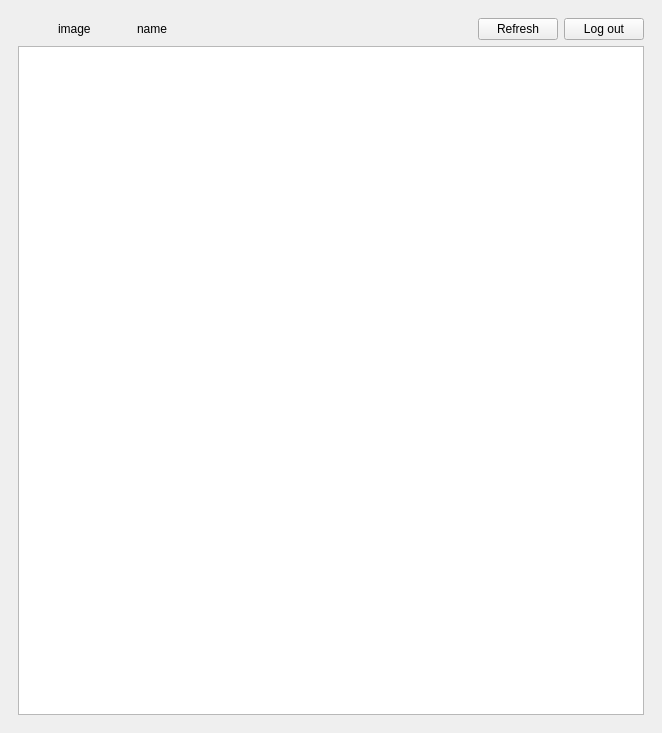
Before: the Qt Designer form mutak/mainwindow.ui in ahmed-debbech/mutak, drawn with Qt 5.
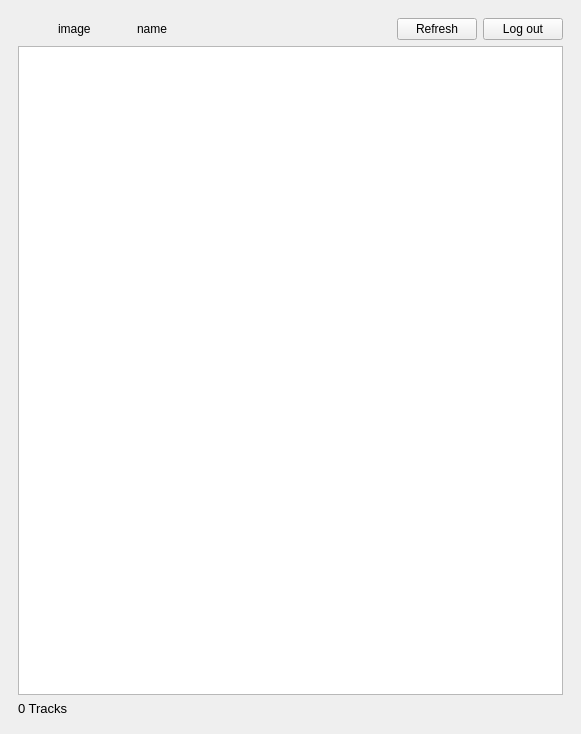
After: the same form once the commit is applied. The open tabs and pages were chosen to show the change.

Commit message: Add acknowledgment in a label when retriving data and counting items

Diff of the .ui file:
```diff
--- a/mutak/mainwindow.ui
+++ b/mutak/mainwindow.ui
@@ -6,8 +6,8 @@
    <rect>
     <x>0</x>
     <y>0</y>
-    <width>662</width>
-    <height>733</height>
+    <width>581</width>
+    <height>734</height>
    </rect>
   </property>
   <property name="windowTitle">
@@ -208,6 +208,19 @@
         <item>
          <widget class="QListWidget" name="listWidget"/>
         </item>
+        <item>
+         <widget class="QLabel" name="countText">
+          <property name="font">
+           <font>
+            <family>MS Shell Dlg 2</family>
+            <pointsize>10</pointsize>
+           </font>
+          </property>
+          <property name="text">
+           <string>0 Tracks</string>
+          </property>
+         </widget>
+        </item>
        </layout>
       </widget>
       <widget class="QWidget" name="page_3">
```
The commit also changes 1 other file.
